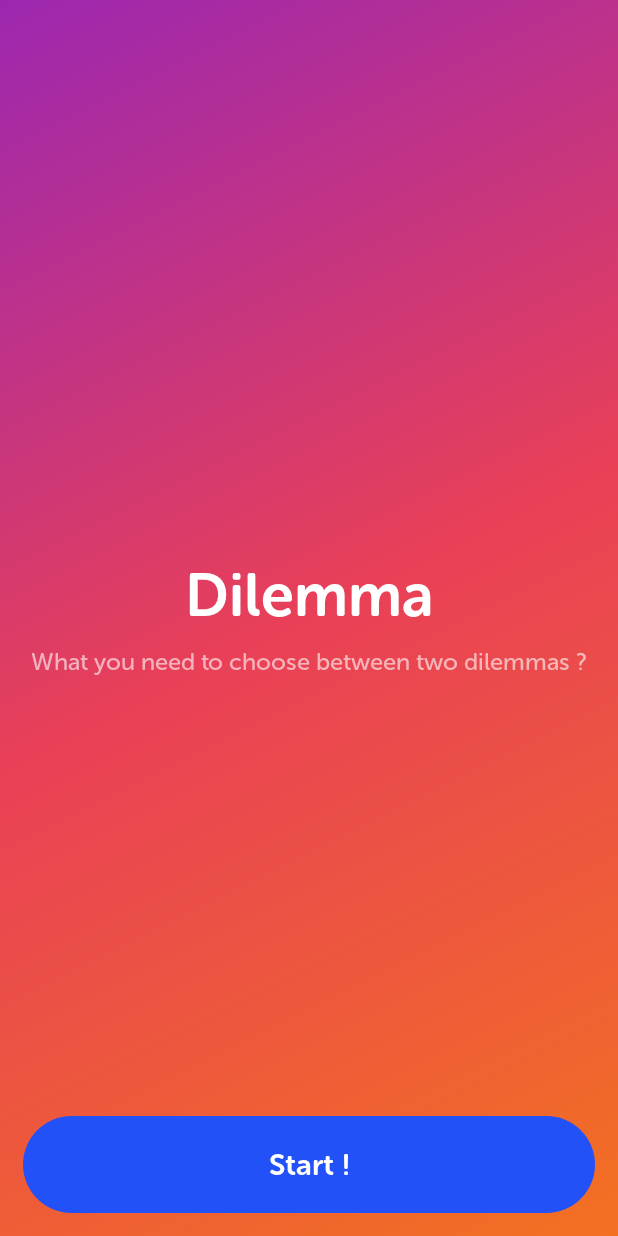
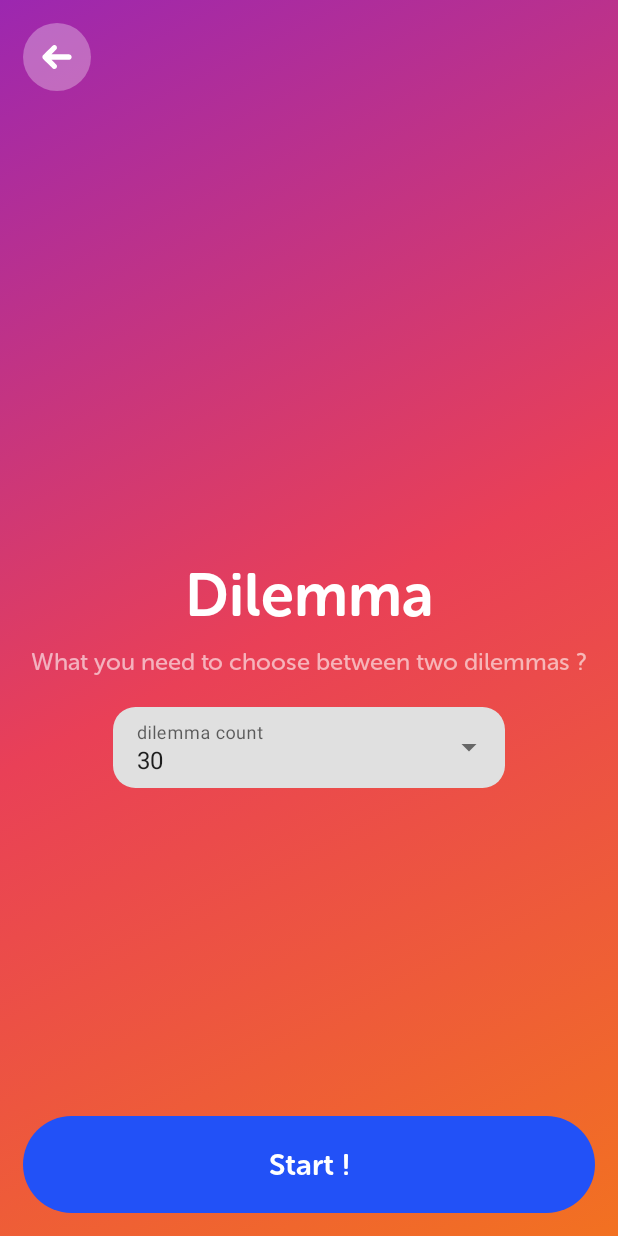
Before and after one commit to JossMbn/Tipsy, an Android app: the DilemmaOnBoardingFragment screen opened through its navigation route, on a phone screen of 412 x 824 dp. Run offline under Robolectric (Android 15) with nearby library versions, the phone set to English and light mode, and no system bars.

Commit message:
add dropdown menu on onBoardingDilemmaFragment

```diff
--- a/app/src/main/java/com/jmabilon/tipsy/ui/dilemma/DilemmaOnBoardingFragment.kt
+++ b/app/src/main/java/com/jmabilon/tipsy/ui/dilemma/DilemmaOnBoardingFragment.kt
@@ -2,6 +2,9 @@ package com.jmabilon.tipsy.ui.dilemma
 
 import android.os.Bundle
 import android.view.View
+import android.widget.ArrayAdapter
+import androidx.navigation.fragment.findNavController
+import com.jmabilon.tipsy.R
 import com.jmabilon.tipsy.databinding.FragmentDilemmaOnBoardingBinding
 import com.jmabilon.tipsy.extensions.abstract.AbsFragment
 import com.jmabilon.tipsy.extensions.android.safeNavigation
@@ -9,13 +12,49 @@ import com.jmabilon.tipsy.extensions.android.safeNavigation
 class DilemmaOnBoardingFragment :
     AbsFragment<FragmentDilemmaOnBoardingBinding>(FragmentDilemmaOnBoardingBinding::inflate) {
 
+    private var dilemmaCount: String? = null
+    var dropDownItems: Array<String>? = null
+    var dropDownAdapter: ArrayAdapter<String>? = null
+
     override fun onViewCreated(view: View, savedInstanceState: Bundle?) {
         super.onViewCreated(view, savedInstanceState)
 
+        binding.dropdownMenuTextView.setOnItemClickListener { _, _, _, _ ->
+            dilemmaCount = binding.dropdownMenuTextView.text.toString()
+        }
+
+        binding.backIcon.setOnClickListener {
+            performHapticFeedback()
+            findNavController().popBackStack()
+        }
+
         binding.button.setOnClickListener {
             performHapticFeedback()
-            val directions = DilemmaOnBoardingFragmentDirections.actionDilemmaOnBoardingFragmentToDilemmaFragment()
-            safeNavigation(directions)
+            dilemmaCount?.let { count ->
+                val directions = DilemmaOnBoardingFragmentDirections
+                    .actionDilemmaOnBoardingFragmentToDilemmaFragment(
+                        dilemmaCount = count
+                    )
+                safeNavigation(directions)
+            } ?: run {
+                val directions = DilemmaOnBoardingFragmentDirections
+                    .actionDilemmaOnBoardingFragmentToDilemmaFragment()
+                safeNavigation(directions)
+            }
+        }
+    }
+
+    override fun onResume() {
+        super.onResume()
+        dropDownItems = resources.getStringArray(R.array.dilemma_number_item_list)
+        dropDownItems?.let { items ->
+            dropDownAdapter = ArrayAdapter(requireContext(), R.layout.item_dilemma_dropdown_list, items)
+            binding.dropdownMenuTextView.setAdapter(dropDownAdapter)
+            dropDownAdapter?.let { adapter ->
+                binding.dropdownMenuTextView.setText(adapter.getItem(1).toString(), false)
+            }
+        } ?: run {
+            binding.dropdownMenu.visibility = View.GONE
         }
     }
 }
--- a/app/src/main/java/com/jmabilon/tipsy/ui/dilemma/component/DilemmaCardComponent.kt
+++ b/app/src/main/java/com/jmabilon/tipsy/ui/dilemma/component/DilemmaCardComponent.kt
@@ -17,7 +17,7 @@ class DilemmaCardComponent(
     private var listener: DilemmaComponentListener? = null
 
     init {
-        binding.componentCard.setOnClickListener {
+        binding.cardComponentText.setOnClickListener {
             listener?.onCardClick()
         }
     }
@@ -32,7 +32,7 @@ class DilemmaCardComponent(
     }
 
     private fun updateComponent() {
-        binding.componentText.text = this.cardText
+        binding.cardComponentText.text = this.cardText
     }
 
     interface DilemmaComponentListener {
--- a/app/src/main/res/layout/dilemma_end_game_dialog.xml
+++ b/app/src/main/res/layout/dilemma_end_game_dialog.xml
@@ -42,6 +42,7 @@
         android:layout_marginHorizontal="10dp"
         android:layout_marginTop="20dp"
         android:gravity="center"
+        android:textColor="@color/grey_200"
         android:text="@string/common_dialog_description"
         app:layout_constraintEnd_toEndOf="parent"
         app:layout_constraintStart_toStartOf="parent"
--- a/app/src/main/res/layout/fragment_dilemma_on_boarding.xml
+++ b/app/src/main/res/layout/fragment_dilemma_on_boarding.xml
@@ -7,7 +7,18 @@
     android:padding="15dp"
     android:background="@drawable/dilemma_gradiant">
 
+    <ImageView
+        android:id="@+id/back_icon"
+        android:layout_width="45dp"
+        android:layout_height="45dp"
+        android:src="@drawable/arrow_left"
+        android:padding="12dp"
+        app:tint="@color/white"
+        android:importantForAccessibility="no"
+        android:background="@drawable/background_blure_white_40_rounded" />
+
     <LinearLayout
+        android:id="@+id/title_container"
         android:layout_width="match_parent"
         android:layout_height="wrap_content"
         android:orientation="vertical"
@@ -38,6 +49,32 @@
 
     </LinearLayout>
 
+    <com.google.android.material.textfield.TextInputLayout
+        android:id="@+id/dropdown_menu"
+        style="@style/Widget.MaterialComponents.TextInputLayout.FilledBox.Dense.ExposedDropdownMenu"
+        android:layout_width="match_parent"
+        android:layout_height="wrap_content"
+        android:hint="@string/dilemma_count"
+        android:layout_marginTop="20dp"
+        app:boxCornerRadiusTopStart="15dp"
+        app:boxCornerRadiusTopEnd="15dp"
+        app:boxCornerRadiusBottomStart="15dp"
+        app:boxCornerRadiusBottomEnd="15dp"
+        app:boxStrokeWidth="0dp"
+        app:boxStrokeWidthFocused="0dp"
+        android:layout_marginHorizontal="60dp"
+        app:layout_constraintTop_toBottomOf="@id/title_container"
+        app:layout_constraintStart_toStartOf="parent"
+        app:layout_constraintEnd_toEndOf="parent">
+
+        <AutoCompleteTextView
+            android:id="@+id/dropdown_menu_text_view"
+            android:layout_width="match_parent"
+            android:layout_height="wrap_content"
+            android:inputType="none" />
+
+    </com.google.android.material.textfield.TextInputLayout>
+
     <androidx.appcompat.widget.AppCompatTextView
         android:id="@+id/button"
         style="@style/CTA.Primary"
--- a/app/src/main/res/navigation/nav_graph.xml
+++ b/app/src/main/res/navigation/nav_graph.xml
@@ -29,6 +29,10 @@
             <action
                 android:id="@+id/action_dilemmaFragment_to_dilemmaDialogFragment"
                 app:destination="@id/dilemmaDialogFragment" />
+            <argument
+                android:name="dilemmaCount"
+                app:argType="string"
+                android:defaultValue="30" />
         </fragment>
         <dialog
             android:id="@+id/dilemmaDialogFragment"
--- a/app/src/main/res/values-night/themes.xml
+++ b/app/src/main/res/values-night/themes.xml
@@ -1,17 +1,16 @@
-<resources xmlns:tools="http://schemas.android.com/tools">
+<resources>
     <!-- Base application theme. -->
     <style name="Theme.Tipsy" parent="Theme.MaterialComponents.DayNight.NoActionBar">
         <!-- Primary brand color. -->
-        <item name="colorPrimary">@color/purple_200</item>
-        <item name="colorPrimaryVariant">@color/purple_700</item>
+        <item name="colorPrimary">@color/white</item>
+        <item name="colorPrimaryVariant">@color/white</item>
         <item name="colorOnPrimary">@color/black</item>
         <!-- Secondary brand color. -->
-        <item name="colorSecondary">@color/teal_200</item>
-        <item name="colorSecondaryVariant">@color/teal_200</item>
+        <item name="colorSecondary">@color/white</item>
+        <item name="colorSecondaryVariant">@color/white</item>
         <item name="colorOnSecondary">@color/black</item>
         <!-- Status bar color. -->
         <item name="android:statusBarColor">@color/black</item>
         <item name="android:navigationBarColor">@color/black</item>
-        <!-- Customize your theme here. -->
     </style>
 </resources>
--- a/app/src/main/res/values/colors.xml
+++ b/app/src/main/res/values/colors.xml
@@ -23,5 +23,6 @@
     <color name="pink_main">#FFE94057</color>
 
     <!-- Grey -->
+    <color name="grey_100">#C8C8C8</color>
     <color name="grey_200">#9a9a9a</color>
 </resources>
--- a/app/src/main/res/values/strings.xml
+++ b/app/src/main/res/values/strings.xml
@@ -12,4 +12,13 @@
     <string name="dilemma_title">Dilemma</string>
     <string name="dilemma_subtitle">What you need to choose between two dilemmas ?</string>
     <string name="dilemma_dialog_subtitle">You have come to the end of all the dilemmas !</string>
+    <string name="dilemma_count">dilemma count</string>
+    <string-array name="dilemma_number_item_list">
+        <item>20</item>
+        <item>30</item>
+        <item>50</item>
+        <item>70</item>
+        <item>100</item>
+        <item>150</item>
+    </string-array>
 </resources>
--- a/app/src/main/res/values/themes.xml
+++ b/app/src/main/res/values/themes.xml
@@ -1,17 +1,16 @@
-<resources xmlns:tools="http://schemas.android.com/tools">
+<resources>
     <!-- Base application theme. -->
     <style name="Theme.Tipsy" parent="Theme.MaterialComponents.Light.NoActionBar">
         <!-- Primary brand color. -->
-        <item name="colorPrimary">@color/purple_500</item>
-        <item name="colorPrimaryVariant">@color/purple_700</item>
+        <item name="colorPrimary">@color/black</item>
+        <item name="colorPrimaryVariant">@color/black</item>
         <item name="colorOnPrimary">@color/white</item>
         <!-- Secondary brand color. -->
-        <item name="colorSecondary">@color/teal_200</item>
-        <item name="colorSecondaryVariant">@color/teal_700</item>
+        <item name="colorSecondary">@color/black</item>
+        <item name="colorSecondaryVariant">@color/black</item>
         <item name="colorOnSecondary">@color/black</item>
         <!-- Status bar color. -->
         <item name="android:statusBarColor">@color/black</item>
         <item name="android:navigationBarColor">@color/black</item>
-        <!-- Customize your theme here. -->
     </style>
 </resources>
```
Also changed, not shown: app/src/main/java/com/jmabilon/tipsy/ui/dilemma/DilemmaFragment.kt (+9 -2 lines), app/src/main/java/com/jmabilon/tipsy/ui/dilemma/DilemmaViewModel.kt (+12 -2 lines), app/src/main/res/drawable/background_white_card_rounded_corner_ripple.xml (added, +15 -0 lines), app/src/main/res/layout/component_dilemma_card.xml (+12 -22 lines), app/src/main/res/layout/item_dilemma_dropdown_list.xml (added, +10 -0 lines).
